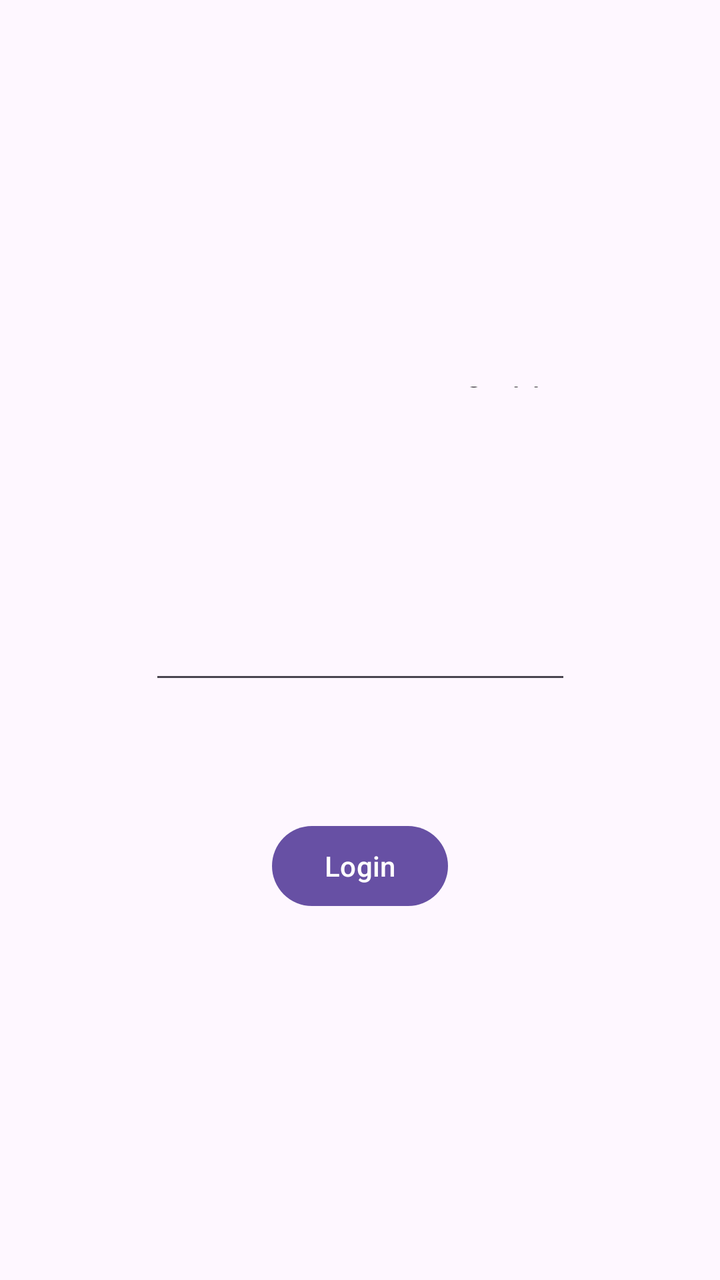
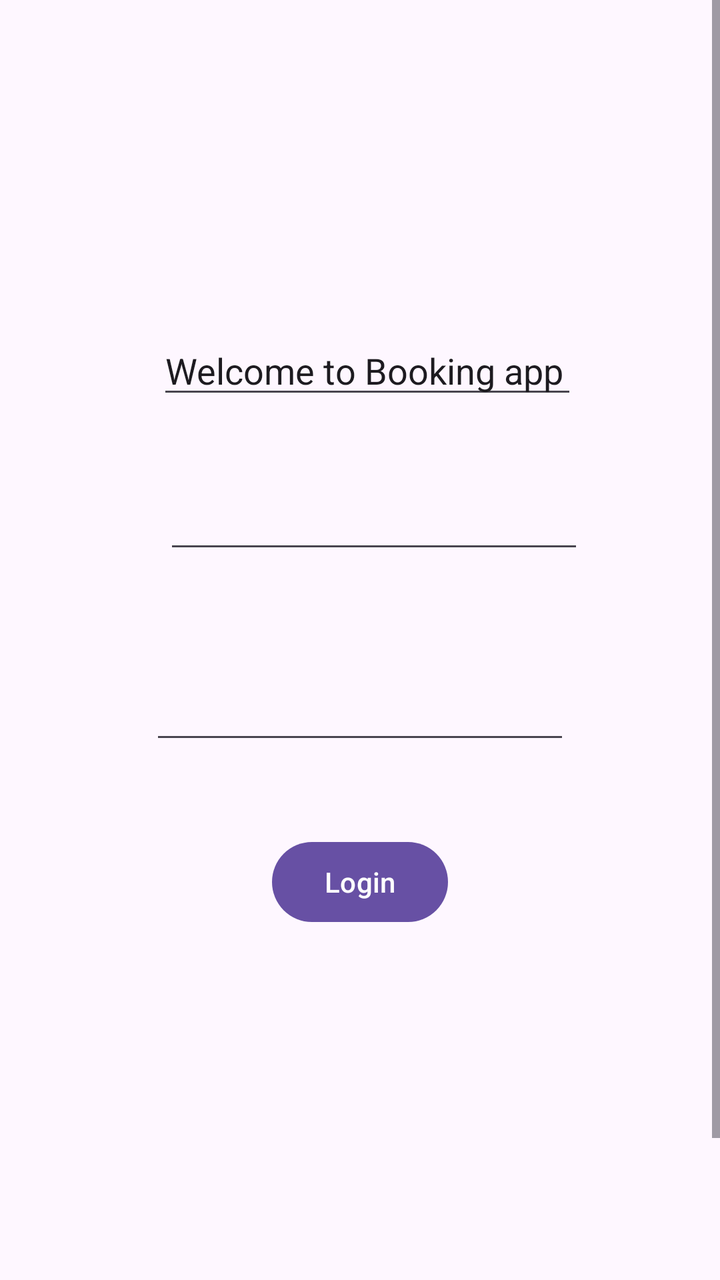

Compare the two renders of this Android layout. The source of the first and the diff that turns it into the second are given below.
<!-- AndroidManifest.xml: application theme Theme.EmployeeBooking -->
<!-- res/layout/activity_main.xml -->
<?xml version="1.0" encoding="utf-8"?>
<ScrollView xmlns:android="http://schemas.android.com/apk/res/android"
xmlns:app="http://schemas.android.com/apk/res-auto"
xmlns:tools="http://schemas.android.com/tools"
android:id="@+id/main"
android:layout_width="match_parent"
android:layout_height="match_parent"
android:fillViewport="true">

<androidx.constraintlayout.widget.ConstraintLayout
    android:layout_width="match_parent"
    android:layout_height="wrap_content"
    tools:context=".MainActivity">

    <Button
        android:id="@+id/login"
        android:layout_width="wrap_content"
        android:layout_height="wrap_content"
        android:layout_marginBottom="183dp"
        android:text="Login"
        app:layout_constraintBottom_toBottomOf="parent"
        app:layout_constraintEnd_toEndOf="parent"
        app:layout_constraintStart_toStartOf="parent"
        app:layout_constraintTop_toBottomOf="@+id/editTextTextPassword" />

    <EditText
        android:id="@+id/editTextTextPassword"
        android:layout_width="211dp"
        android:layout_height="wrap_content"
        android:layout_marginBottom="62dp"
        android:ems="10"
        android:inputType="textPassword"
        app:layout_constraintBottom_toTopOf="@+id/login"
        app:layout_constraintEnd_toEndOf="parent"
        app:layout_constraintStart_toStartOf="parent"
        app:layout_constraintTop_toBottomOf="@+id/editTextTextEmailAddress" />

    <EditText
        android:id="@+id/editTextTextEmailAddress"
        android:layout_width="207dp"
        android:layout_height="0dp"
        android:layout_marginBottom="36dp"
        android:ems="10"
        android:inputType="textEmailAddress"
        app:layout_constraintBottom_toTopOf="@+id/editTextTextPassword"
        app:layout_constraintEnd_toEndOf="parent"
        app:layout_constraintStart_toStartOf="parent"
        app:layout_constraintTop_toBottomOf="@+id/editTextText" />

    <EditText
        android:id="@+id/editTextText"
        android:layout_width="214dp"
        android:layout_height="0dp"
        android:layout_marginTop="191dp"
        android:layout_marginBottom="60dp"
        android:ems="10"
        android:inputType="text"
        android:text="Welcome to Booking app"
        app:layout_constraintBottom_toTopOf="@+id/editTextTextEmailAddress"
        app:layout_constraintEnd_toEndOf="parent"
        app:layout_constraintStart_toStartOf="parent"
        app:layout_constraintTop_toTopOf="parent" />

</androidx.constraintlayout.widget.ConstraintLayout>
</ScrollView>
<!-- resources referenced by this layout -->
<resources>
  <style name="Theme.EmployeeBooking" parent="Base.Theme.EmployeeBooking" />
  <style name="Base.Theme.EmployeeBooking" parent="Theme.Material3.DayNight.NoActionBar">
          
          
      </style>
</resources>

<!-- the commit's change to res/layout/activity_main.xml (unified diff, before → after) -->
@@ -7,59 +7,59 @@ android:layout_width="match_parent"
 android:layout_height="match_parent"
 android:fillViewport="true">
 
-<androidx.constraintlayout.widget.ConstraintLayout
-    android:layout_width="match_parent"
-    android:layout_height="wrap_content"
-    tools:context=".MainActivity">
+    <androidx.constraintlayout.widget.ConstraintLayout
+        android:layout_width="match_parent"
+        android:layout_height="wrap_content"
+        tools:context=".MainActivity">
 
-    <Button
-        android:id="@+id/login"
-        android:layout_width="wrap_content"
-        android:layout_height="wrap_content"
-        android:layout_marginBottom="183dp"
-        android:text="Login"
-        app:layout_constraintBottom_toBottomOf="parent"
-        app:layout_constraintEnd_toEndOf="parent"
-        app:layout_constraintStart_toStartOf="parent"
-        app:layout_constraintTop_toBottomOf="@+id/editTextTextPassword" />
+        <Button
+            android:id="@+id/login"
+            android:layout_width="wrap_content"
+            android:layout_height="wrap_content"
+            android:layout_marginBottom="255dp"
+            android:text="Login"
+            app:layout_constraintBottom_toBottomOf="parent"
+            app:layout_constraintEnd_toEndOf="parent"
+            app:layout_constraintStart_toStartOf="parent"
+            app:layout_constraintTop_toBottomOf="@+id/editTextTextPassword" />
 
-    <EditText
-        android:id="@+id/editTextTextPassword"
-        android:layout_width="211dp"
-        android:layout_height="wrap_content"
-        android:layout_marginBottom="62dp"
-        android:ems="10"
-        android:inputType="textPassword"
-        app:layout_constraintBottom_toTopOf="@+id/login"
-        app:layout_constraintEnd_toEndOf="parent"
-        app:layout_constraintStart_toStartOf="parent"
-        app:layout_constraintTop_toBottomOf="@+id/editTextTextEmailAddress" />
+        <EditText
+            android:id="@+id/editTextTextPassword"
+            android:layout_width="210dp"
+            android:layout_height="wrap_content"
+            android:layout_marginBottom="40dp"
+            android:ems="10"
+            android:inputType="textPassword"
+            app:layout_constraintBottom_toTopOf="@+id/login"
+            app:layout_constraintEnd_toEndOf="parent"
+            app:layout_constraintStart_toStartOf="parent"
+            app:layout_constraintTop_toBottomOf="@+id/editTextTextEmailAddress" />
 
-    <EditText
-        android:id="@+id/editTextTextEmailAddress"
-        android:layout_width="207dp"
-        android:layout_height="0dp"
-        android:layout_marginBottom="36dp"
-        android:ems="10"
-        android:inputType="textEmailAddress"
-        app:layout_constraintBottom_toTopOf="@+id/editTextTextPassword"
-        app:layout_constraintEnd_toEndOf="parent"
-        app:layout_constraintStart_toStartOf="parent"
-        app:layout_constraintTop_toBottomOf="@+id/editTextText" />
+        <EditText
+            android:id="@+id/editTextTextEmailAddress"
+            android:layout_width="210dp"
+            android:layout_height="wrap_content"
+            android:layout_marginStart="7dp"
+            android:layout_marginBottom="54dp"
+            android:ems="10"
+            android:inputType="textEmailAddress"
+            app:layout_constraintBottom_toTopOf="@+id/editTextTextPassword"
+            app:layout_constraintStart_toStartOf="@+id/editTextTextPassword"
+            app:layout_constraintTop_toBottomOf="@+id/editTextText" />
 
-    <EditText
-        android:id="@+id/editTextText"
-        android:layout_width="214dp"
-        android:layout_height="0dp"
-        android:layout_marginTop="191dp"
-        android:layout_marginBottom="60dp"
-        android:ems="10"
-        android:inputType="text"
-        android:text="Welcome to Booking app"
-        app:layout_constraintBottom_toTopOf="@+id/editTextTextEmailAddress"
-        app:layout_constraintEnd_toEndOf="parent"
-        app:layout_constraintStart_toStartOf="parent"
-        app:layout_constraintTop_toTopOf="parent" />
+        <EditText
+            android:id="@+id/editTextText"
+            android:layout_width="210dp"
+            android:layout_height="wrap_content"
+            android:layout_marginTop="163dp"
+            android:layout_marginBottom="36dp"
+            android:ems="10"
+            android:inputType="text"
+            android:text="Welcome to Booking app"
+            app:layout_constraintBottom_toTopOf="@+id/editTextTextEmailAddress"
+            app:layout_constraintEnd_toEndOf="@+id/editTextTextEmailAddress"
+            app:layout_constraintStart_toStartOf="@+id/editTextTextPassword"
+            app:layout_constraintTop_toTopOf="parent" />
 
-</androidx.constraintlayout.widget.ConstraintLayout>
+    </androidx.constraintlayout.widget.ConstraintLayout>
 </ScrollView>
